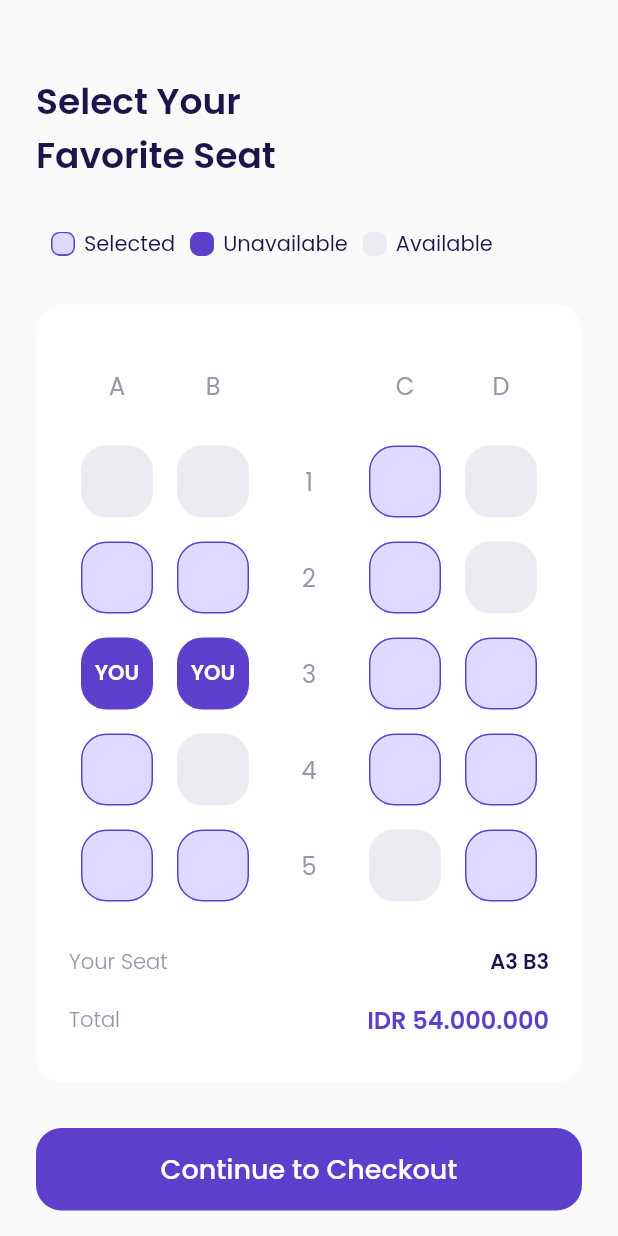
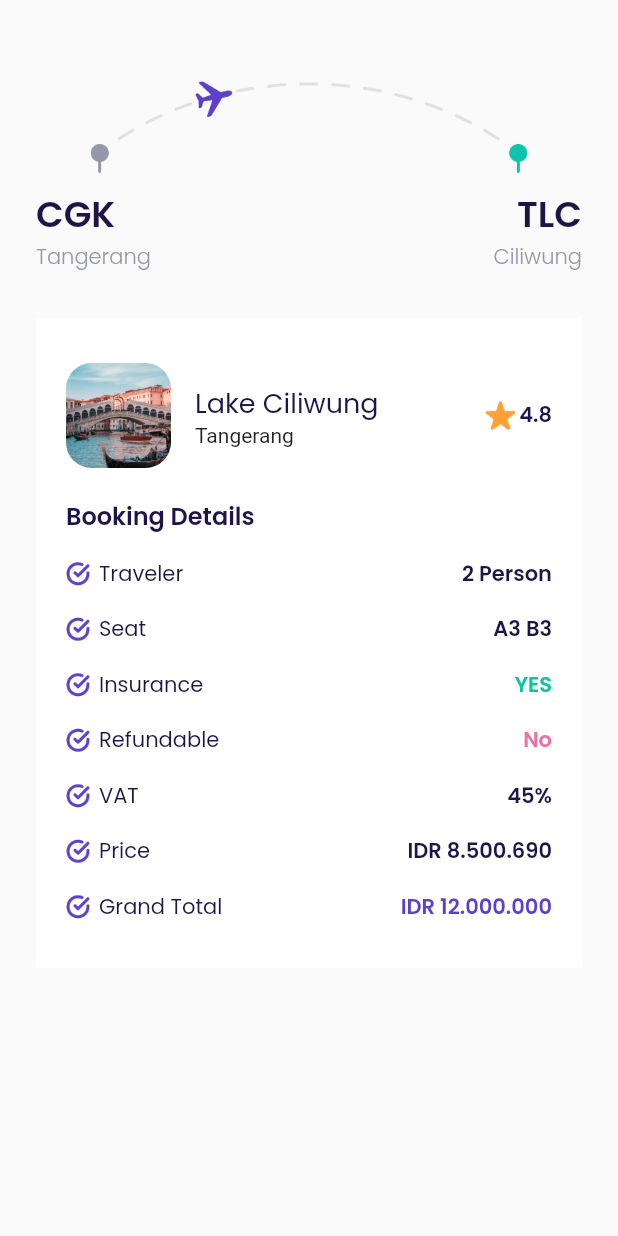
Before and after one commit to rizkyferdian/Flutter-Airplane-BLOC, a Flutter app: the ChooseSeatPage screen opened directly, after a tap on "Continue to Checkout", on a phone screen of 412 x 824 dp. Run offline on Flutter 3.47's test engine with Material 2 defaults, Android fonts, the phone set to English and light mode, and no system bars; our stand-ins replace google_fonts.

Commit message:
Checkout Page

```diff
--- /dev/null
+++ b/lib/ui/pages/checkout.dart
@@ -0,0 +1,174 @@
+import 'package:airplane/shared/theme.dart';
+import 'package:airplane/ui/widget/booking_detail_item.dart';
+import 'package:flutter/material.dart';
+
+class CheckoutPage extends StatelessWidget {
+  const CheckoutPage({Key? key}) : super(key: key);
+
+  Widget route() {
+    return Container(
+      margin: EdgeInsets.only(top: 50),
+      child: Column(
+        children: [
+          Container(
+            width: 291,
+            height: 65,
+            margin: EdgeInsets.only(bottom: 10),
+            decoration: BoxDecoration(
+              image: DecorationImage(
+                image: AssetImage("assets/image_checkout.png"),
+              ),
+            ),
+          ),
+          Row(
+            mainAxisAlignment: MainAxisAlignment.spaceBetween,
+            children: [
+              Column(
+                crossAxisAlignment: CrossAxisAlignment.start,
+                children: [
+                  Text(
+                    "CGK",
+                    style: blackTextStyle.copyWith(
+                        fontSize: 24, fontWeight: semiBold),
+                  ),
+                  Text(
+                    "Tangerang",
+                    style: greyTextStyle.copyWith(fontWeight: light),
+                  ),
+                ],
+              ),
+              Column(
+                crossAxisAlignment: CrossAxisAlignment.end,
+                children: [
+                  Text(
+                    "TLC",
+                    style: blackTextStyle.copyWith(
+                        fontSize: 24, fontWeight: semiBold),
+                  ),
+                  Text(
+                    "Ciliwung",
+                    style: greyTextStyle.copyWith(fontWeight: light),
+                  ),
+                ],
+              ),
+            ],
+          ),
+        ],
+      ),
+    );
+  }
+
+  Widget bookingDetails() {
+    return Container(
+      margin: EdgeInsets.only(top: 30),
+      padding: EdgeInsets.symmetric(horizontal: 20, vertical: 30),
+      decoration: BoxDecoration(
+        color: kWhiteColor,
+      ),
+      child: Column(
+        crossAxisAlignment: CrossAxisAlignment.start,
+        children: [
+          Row(
+            children: [
+              Container(
+                height: 70,
+                width: 70,
+                margin: EdgeInsets.only(right: 16),
+                decoration: BoxDecoration(
+                  borderRadius: BorderRadius.circular(defaultRadius),
+                  image: DecorationImage(
+                    fit: BoxFit.cover,
+                    image: AssetImage(
+                      "assets/image_destination1.png",
+                    ),
+                  ),
+                ),
+              ),
+              Expanded(
+                child: Column(
+                  crossAxisAlignment: CrossAxisAlignment.start,
+                  children: [
+                    Text(
+                      'Lake Ciliwung',
+                      style: blackTextStyle.copyWith(fontSize: 18),
+                    ),
+                    Text('Tangerang')
+                  ],
+                ),
+              ),
+              Row(
+                mainAxisAlignment: MainAxisAlignment.center,
+                crossAxisAlignment: CrossAxisAlignment.center,
+                children: [
+                  Container(
+                    margin: EdgeInsets.only(right: 3),
+                    width: 20,
+                    height: 20,
+                    decoration: BoxDecoration(
+                      image: DecorationImage(
+                        image: AssetImage("assets/icon_star.png"),
+                      ),
+                    ),
+                  ),
+                  Text(
+                    '4.8',
+                    style: blackTextStyle.copyWith(
+                      fontWeight: semiBold,
+                    ),
+                  )
+                ],
+              ),
+            ],
+          ),
+          // Note: Title
+          Container(
+            margin: EdgeInsets.only(
+              top: 20,
+            ),
+            child: Text(
+              'Booking Details',
+              style:
+                  blackTextStyle.copyWith(fontSize: 16, fontWeight: semiBold),
+            ),
+          ),
+
+          // NOTE : Item
+          BookingDetailItem(
+              title: "Traveler",
+              valueText: "2 Person",
+              valueColor: kBlackColor),
+
+          BookingDetailItem(
+              title: "Seat", valueText: "A3 B3", valueColor: kBlackColor),
+          BookingDetailItem(
+              title: "Insurance", valueText: "YES", valueColor: kGreenColor),
+          BookingDetailItem(
+              title: "Refundable", valueText: "No", valueColor: kRedColor),
+          BookingDetailItem(
+              title: "VAT", valueText: "45%", valueColor: kBlackColor),
+          BookingDetailItem(
+              title: "Price",
+              valueText: "IDR 8.500.690",
+              valueColor: kBlackColor),
+          BookingDetailItem(
+              title: "Grand Total",
+              valueText: "IDR 12.000.000",
+              valueColor: kPrimaryColor),
+        ],
+      ),
+    );
+  }
+
+  @override
+  Widget build(BuildContext context) {
+    return Scaffold(
+        backgroundColor: kBackgroundColor,
+        body: ListView(
+          padding: EdgeInsets.symmetric(horizontal: defaultMargin),
+          children: [
+            route(),
+            bookingDetails(),
+          ],
+        ));
+  }
+}
--- a/lib/ui/pages/choose_seat.dart
+++ b/lib/ui/pages/choose_seat.dart
@@ -1,4 +1,5 @@
 import 'package:airplane/shared/theme.dart';
+import 'package:airplane/ui/pages/checkout.dart';
 import 'package:airplane/ui/widget/custom_bottom_navigation.dart';
 import 'package:airplane/ui/widget/custom_button.dart';
 import 'package:airplane/ui/widget/seat_item.dart';
@@ -361,7 +362,14 @@ class ChooseSeatPage extends StatelessWidget {
     Widget checkoutButton() {
       return CustomButton(
         title: "Continue to Checkout",
-        onPressed: () {},
+        onPressed: () {
+          Navigator.push(
+            context,
+            MaterialPageRoute(
+              builder: (context) => CheckoutPage(),
+            ),
+          );
+        },
         margin: EdgeInsets.only(
           top: 30,
           bottom: 50,
--- /dev/null
+++ b/lib/ui/widget/booking_detail_item.dart
@@ -0,0 +1,52 @@
+import 'package:flutter/material.dart';
+
+import '../../shared/theme.dart';
+
+class BookingDetailItem extends StatelessWidget {
+  final String title;
+  final String valueText;
+  final Color valueColor;
+  const BookingDetailItem(
+      {Key? key,
+      required this.title,
+      required this.valueText,
+      required this.valueColor})
+      : super(key: key);
+
+  @override
+  Widget build(BuildContext context) {
+    return Container(
+      margin: EdgeInsets.only(
+        top: 16,
+      ),
+      child: Row(
+        children: [
+          Container(
+            width: 16,
+            height: 16,
+            margin: EdgeInsets.only(right: 6),
+            decoration: BoxDecoration(
+              image: DecorationImage(
+                image: AssetImage(
+                  "assets/icon_check.png",
+                ),
+              ),
+            ),
+          ),
+          Text(
+            title,
+            style: blackTextStyle,
+          ),
+          Spacer(),
+          Text(
+            valueText,
+            style: blackTextStyle.copyWith(
+              fontWeight: semiBold,
+              color: valueColor,
+            ),
+          )
+        ],
+      ),
+    );
+  }
+}
```
